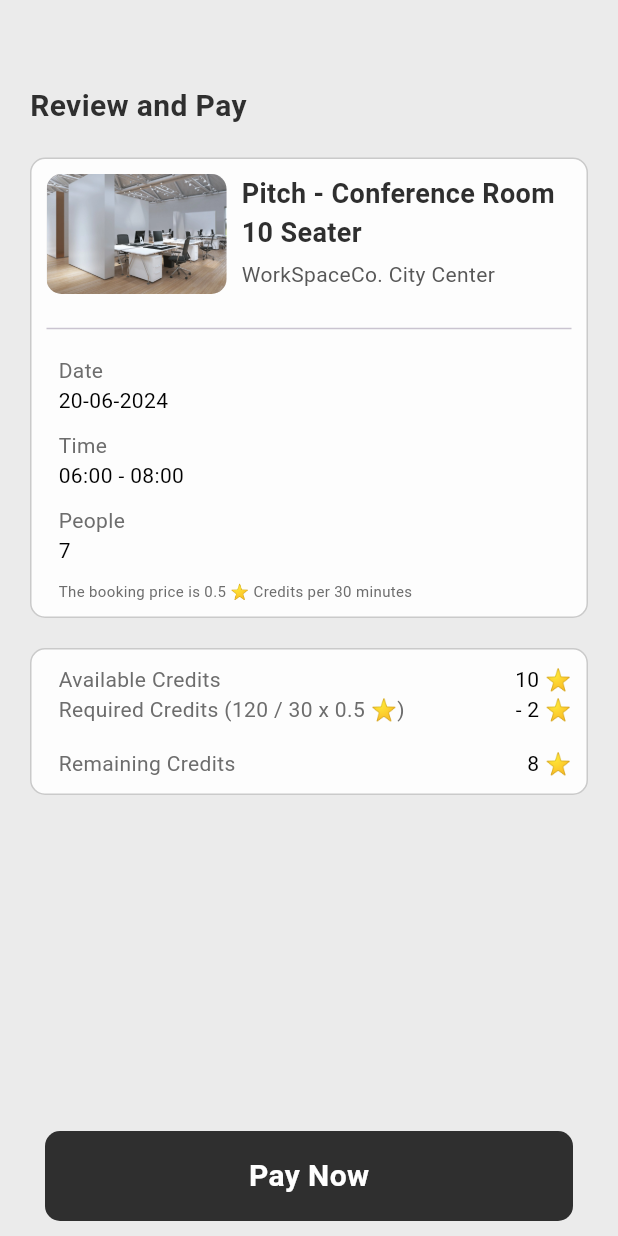
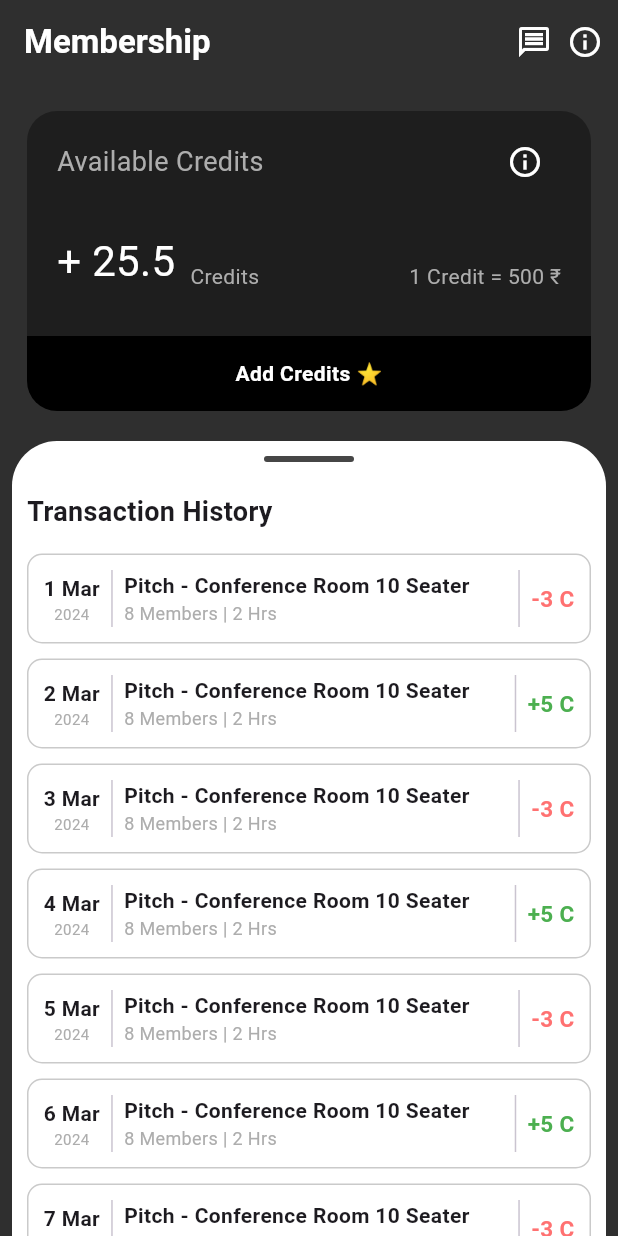
Before and after one commit to Umang-Reformiqo-2024/workspace, a Flutter app: the screen it shows after launch, on a phone screen of 412 x 824 dp. Run offline on Flutter 3.47's test engine with Material 3 defaults, Android fonts, the phone set to English and light mode, and no system bars; our stand-ins replace badges, carousel_slider, flutter_staggered_animations, flutter_svg, get, image_picker and 2 more; missing offline and left inert: flutter_faq, flutter_timetable, fw_tab_bar, simple_ripple_animation; Roboto replaces fonts that are missing (proximanovaRegular); project files that could hold a hidden picture were left out.

Commit message:
As on 25-06-2024 (V2)

```diff
--- /dev/null
+++ b/lib/controller/membership/membership_screen_controller.dart
@@ -0,0 +1,5 @@
+import 'package:get/get.dart';
+
+class MembershipScreenController extends GetxController {
+
+}
--- a/lib/main.dart
+++ b/lib/main.dart
@@ -2,11 +2,15 @@ import 'package:flutter/material.dart';
 import 'package:flutter/services.dart';
 import 'package:get/get.dart';
 import 'package:workspace/screens/bookings/review_and_pay_screen.dart';
+import 'package:workspace/screens/common_screen/help_and_support_screen.dart';
+import 'package:workspace/screens/common_screen/notification_screen.dart';
+import 'package:workspace/screens/common_screen/privacy_policy_screen.dart';
 import 'package:workspace/screens/introduction/introduction_screen.dart';
+import 'package:workspace/screens/membership/membership_screen.dart';
 import 'package:workspace/screens/splash_screen/splash_screen.dart';
 
 void main() {
-  runApp(const GetMaterialApp(home: ReviewAndPayScreen(),));
+  runApp(GetMaterialApp(home: MembershipScreen(),));
   // runApp(const GetMaterialApp(home: SplashScreen(),));
   SystemChrome.setPreferredOrientations([
     DeviceOrientation.portraitUp,
--- /dev/null
+++ b/lib/screens/membership/membership_screen.dart
@@ -0,0 +1,178 @@
+import 'package:flutter/cupertino.dart';
+import 'package:flutter/material.dart';
+import 'package:flutter_staggered_animations/flutter_staggered_animations.dart';
+import 'package:get/get.dart';
+import 'package:workspace/app_data/app_colors/app_color.dart';
+import 'package:workspace/app_data/app_fonts/app_font.dart';
+import 'package:workspace/controller/membership/membership_screen_controller.dart';
+
+class MembershipScreen extends StatelessWidget {
+  const MembershipScreen({super.key});
+
+  @override
+  Widget build(BuildContext context) {
+    return GetBuilder(
+      init: MembershipScreenController(),
+      builder: (controller) {
+        return SafeArea(
+            child: Scaffold(
+          backgroundColor: const Color(0xFF2F2F2F),
+              appBar: AppBar(
+                forceMaterialTransparency: true,
+                automaticallyImplyLeading: true,
+                title: const Text("Membership",style: TextStyle(color: Colors.white,fontWeight: FontWeight.bold,fontSize: 22),),
+                actions: [const Icon(Icons.message_outlined,color: Colors.white,),const SizedBox(width: 10,),const Icon(Icons.info_outline,color: Colors.white,),const SizedBox(width: 10,)],
+              ),
+              body: Padding(
+                padding: const EdgeInsets.fromLTRB(8, 8, 8, 0),
+                child: Column(
+                  children: [
+                    Column(
+                      children: [
+                        Container(
+                          height: 150,
+                          margin: const EdgeInsets.only(left: 10,top: 10,right: 10),
+                          padding: const EdgeInsets.fromLTRB(20, 10, 20, 30),
+                          decoration: const BoxDecoration(
+                            color: Color(0xFF1E1E1E),
+                            borderRadius: BorderRadius.only(topRight: Radius.circular(20),topLeft: Radius.circular(20))
+                          ),
+                          child: Column(
+                            mainAxisAlignment: MainAxisAlignment.spaceBetween,
+                            children: [
+                              Row(
+                                mainAxisAlignment: MainAxisAlignment.spaceBetween,
+                                children: [
+                                const Text("Available Credits",style: TextStyle(fontSize: 18,color: Color(0xFFADADAD),fontFamily: AppFont.primary),),
+                                IconButton(onPressed: () {
+
+                                }, icon: const Icon(Icons.info_outline,color: Colors.white,))
+                              ],),
+                              const Row(
+                                mainAxisAlignment: MainAxisAlignment.start,
+                                crossAxisAlignment: CrossAxisAlignment.end,
+                                children: [
+                                Text("+ 25.5",style: TextStyle(fontSize: 28,color: Colors.white,fontFamily: AppFont.primary),),
+                                SizedBox(width: 10,),
+                                Text("Credits",style: TextStyle(fontSize: 14,color: Color(0xFFADADAD),fontFamily: AppFont.primary),),
+                                Spacer(),
+                                Text("1 Credit = 500 \u{20B9}",style: TextStyle(fontSize: 14,color: Color(0xFFADADAD),fontFamily: AppFont.primary),),
+                              ],),
+
+                            ],
+                          ),
+                        ),
+                        Container(
+                          height: 50,
+                          margin: const EdgeInsets.only(left: 10,top: 0,right: 10,bottom: 10),
+                          decoration: const BoxDecoration(
+                            color: Color(0xFF000000),
+                              borderRadius: BorderRadius.only(bottomRight: Radius.circular(20),bottomLeft: Radius.circular(20))
+                          ),
+                          child: const Center(child: Text("Add Credits ⭐",style: TextStyle(color: Colors.white,fontFamily: AppFont.primary,fontWeight: FontWeight.bold),),),
+                        ),
+                      ],
+                    ),
+                    Expanded(
+                      child: Container(
+                        margin: const EdgeInsets.only(top: 10),
+                        decoration: const BoxDecoration(
+                          color: Colors.white,
+                          borderRadius: BorderRadius.only(
+                            topLeft: Radius.circular(30),
+                            topRight: Radius.circular(30)
+                          )
+                        ),
+                        child: Padding(
+                          padding: const EdgeInsets.symmetric(horizontal: 10),
+                          child: Column(
+                            mainAxisAlignment: MainAxisAlignment.start,
+                            crossAxisAlignment: CrossAxisAlignment.start,
+                            children: [
+                              Center(
+                                child: Container(
+                                  height: 4,
+                                  width: 60,
+                                  margin: const EdgeInsets.only(top: 10,bottom: 20),
+                                  decoration: BoxDecoration(
+                                    color: const Color(0xFF464646),
+                                    borderRadius: BorderRadius.circular(100)
+                                  ),
+                                ),
+                              ),
+                              const Text("Transaction History",style: TextStyle(fontSize: 18,fontWeight: FontWeight.bold),),
+                              const SizedBox(height: 10,),
+                              Flexible(
+                                child: AnimationLimiter(
+                                  child: ListView.builder(
+                                    //itemCount: 2,
+                                    itemCount: 31,
+                                    itemBuilder: (context, index) {
+                                    return AnimationConfiguration.staggeredList(
+                                      position: index,
+                                      duration: const Duration(milliseconds: 700),
+                                      delay: const Duration(milliseconds: 300),
+                                      child: SlideAnimation(
+                                        horizontalOffset: 70.0,
+                                        delay: const Duration(milliseconds: 300),
+                                        curve: Curves.easeInOut,
+                                        child: FadeInAnimation(
+                                          child: Container(
+                                            margin: const EdgeInsets.symmetric(vertical: 5),
+                                            height: 60,
+                                            decoration: BoxDecoration(
+                                              color: const Color(0xFFFFFFFF),
+                                              border: Border.all(color: const Color(0xFFCACACA)),
+                                              borderRadius: BorderRadius.circular(10),
+                                            ),
+                                            child: Row(
+                                              mainAxisAlignment: MainAxisAlignment.start,
+                                              crossAxisAlignment: CrossAxisAlignment.center,
+                                              children: [
+                                                const SizedBox(width: 10,),
+                                                Column(
+                                                  mainAxisAlignment: MainAxisAlignment.center,
+                                                  crossAxisAlignment: CrossAxisAlignment.center,
+                                                  children: [
+                                                    Text("${index+1} Mar",style: const TextStyle(fontWeight: FontWeight.bold),),
+                                                    const Text("2024",style: TextStyle(color: Color(0xFFADADAD),fontSize: 10),),
+                                                  ],
+                                                ),
+                                                const VerticalDivider(indent: 10,endIndent: 10,),
+                                                const Expanded(
+                                                  child: Column(
+                                                    mainAxisAlignment: MainAxisAlignment.center,
+                                                    crossAxisAlignment: CrossAxisAlignment.start,
+                                                    children: [
+                                                      Text("Pitch - Conference Room 10 Seater",style: TextStyle(fontWeight: FontWeight.bold,overflow: TextOverflow.ellipsis),overflow: TextOverflow.ellipsis,softWrap: true,),
+                                                      Text("8 Members | 2 Hrs",style: TextStyle(color: Color(0xFFADADAD),fontSize: 12),),
+                                                    ],
+                                                  ),
+                                                ),
+                                                const VerticalDivider(indent: 10,endIndent: 10,),
+                                                index%2==0
+                                                    ? const Text("-3 C",style: TextStyle(color: AppColor.red,fontWeight: FontWeight.bold,fontSize: 15),)
+                                                    : const Text("+5 C",style: TextStyle(color: Colors.green,fontWeight: FontWeight.bold,fontSize: 15),),
+                                                const SizedBox(width: 10,)
+                                              ],
+                                            ),
+                                          ),
+                                        ),
+                                      ),
+                                    );
+                                  },),
+                                ),
+                              )
+                            ],
+                          ),
+                        ),
+                      ),
+                    )
+                  ],
+                ),
+              ),
+        ));
+      },
+    );
+  }
+}
--- a/pubspec.yaml
+++ b/pubspec.yaml
@@ -45,6 +45,9 @@ dependencies:
   fw_tab_bar: ^0.0.3
   flutter_timetable: ^1.1.6
   intl: ^0.19.0
+  flutter_faq:
+  webview_flutter: ^4.8.0
+  flutter_staggered_animations: ^1.1.1
 
 dev_dependencies:
   flutter_test:
```
Also changed, not shown: lib/controller/common_screen/help_and_support_screen_controller.dart (added, +31 -0 lines), lib/controller/common_screen/notification_screen_controller.dart (added, +22 -0 lines), lib/controller/common_screen/privacy_policy_screen_controller.dart (added, +36 -0 lines), lib/screens/bookings/my_bookings_screen.dart (+7 -8 lines), lib/screens/common_screen/help_and_support_screen.dart (added, +249 -0 lines), lib/screens/common_screen/notification_screen.dart (added, +137 -0 lines), lib/screens/common_screen/privacy_policy_screen.dart (added, +31 -0 lines), pubspec.lock, 1 other file.
